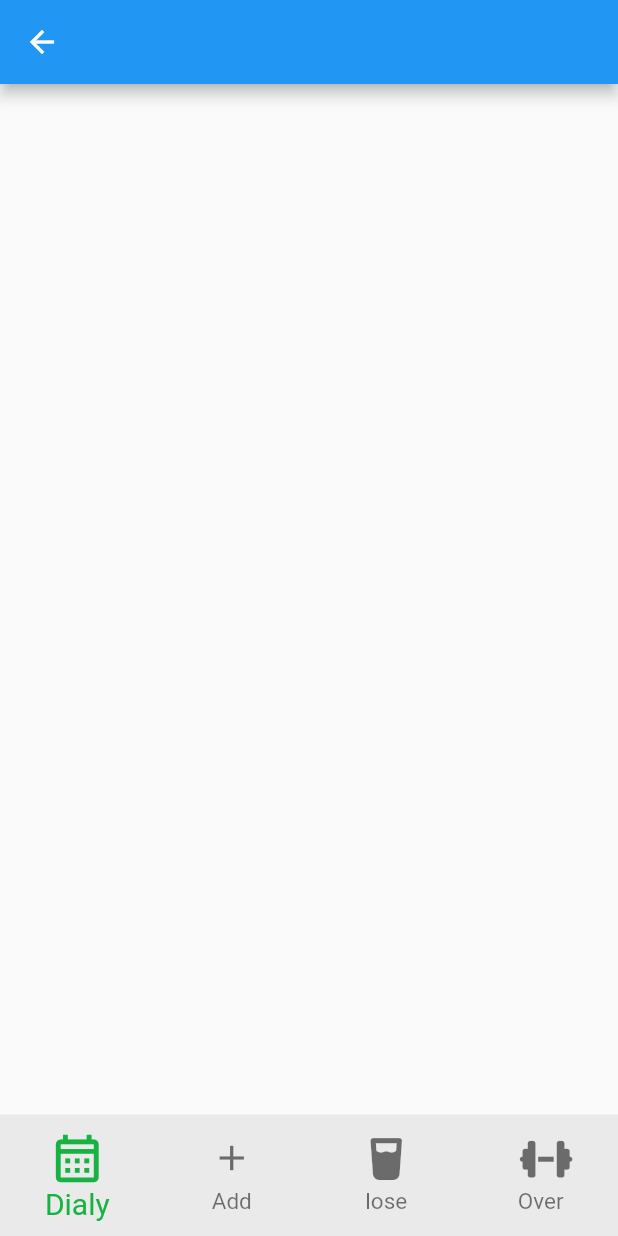
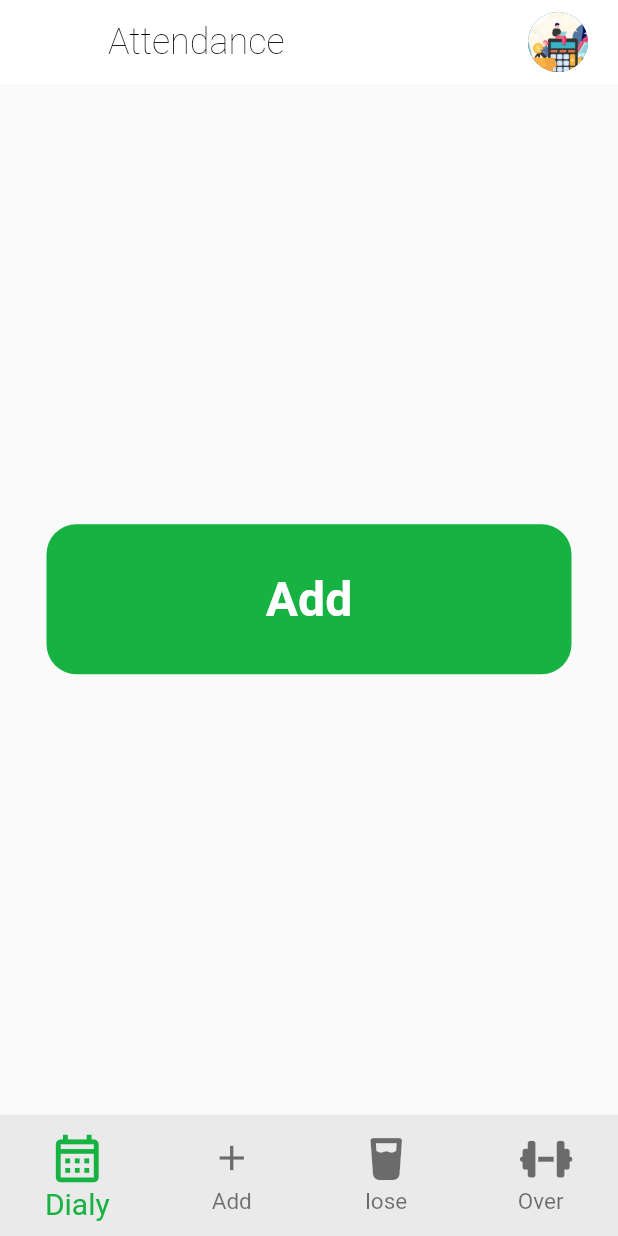
Before and after one commit to Ahmedkhattab21/gym_buiss, a Flutter app: the DailyPage screen opened by its route, on a phone screen of 412 x 824 dp. Run offline on Flutter 3.47's test engine with Material 2 defaults, Android fonts, the phone set to English and light mode, and no system bars; our stand-ins replace font_awesome_flutter, sqflite; accounts and stored records are empty.

Commit message:
ff3 committt

```diff
--- a/lib/view/screens/Attendance.dart
+++ b/lib/view/screens/Attendance.dart
@@ -1,10 +1,12 @@
 import 'package:flutter/material.dart';
+
+import '../widget/button.dart';
 
 class Attendance extends StatelessWidget {
   const Attendance({Key? key}) : super(key: key);
 
   @override
   Widget build(BuildContext context) {
-    return Container();
+    return Center(child: Button(fun: (){print("hghg");}, wid: 350, hei: 100, cir: 20, color: Color.fromRGBO(22, 178, 66, 1), text:"Add"));
   }
 }
--- a/lib/view/screens/Daily.dart
+++ b/lib/view/screens/Daily.dart
@@ -14,6 +14,8 @@ class DailyPage extends StatefulWidget {
   State<DailyPage> createState() => _DailyPageState();
 }
 class _DailyPageState extends State<DailyPage> {
+
+
   int currIndex = 0;
   List<Widget> screens=const[
     Attendance(),
@@ -21,10 +23,53 @@ class _DailyPageState extends State<DailyPage> {
     LoseWeight(),
     OverWeight()
   ];
+
   @override
   Widget build(BuildContext context) {
+    List<AppBar> Appsbar=[
+      AppBar(
+      backgroundColor: Colors.white,
+      elevation: 0,
+      title: Text("Attendance",style: Theme.of(context).textTheme.headline2,),
+      actions: const [
+        CircleAvatar(
+          backgroundImage:AssetImage("assets/images/img1.jpg"),),
+        SizedBox(width: 20,),
+      ],
+    ),
+      AppBar(
+        backgroundColor: Colors.white,
+        elevation: 0,
+        title: Text("New Person",style: Theme.of(context).textTheme.headline2,),
+        actions: const [
+          CircleAvatar(
+            backgroundImage:AssetImage("assets/images/img1.jpg"),),
+          SizedBox(width: 20,),
+        ],
+      ),
+      AppBar(
+        backgroundColor: Colors.white,
+        elevation: 0,
+        actions: const [
+          CircleAvatar(
+            backgroundImage:AssetImage("assets/images/img1.jpg"),),
+          SizedBox(width: 20,),
+        ],
+      ),
+      AppBar(
+        backgroundColor: Colors.white,
+        elevation: 0,
+        actions: const [
+          CircleAvatar(
+            backgroundImage:AssetImage("assets/images/img1.jpg"),),
+          SizedBox(width: 20,),
+        ],
+      )
+    ];
+
+
     return Scaffold(
-      appBar: AppBar(),
+      appBar: Appsbar[currIndex],
       body:screens[currIndex],
       bottomNavigationBar: BottomNavigationBar(
         type: BottomNavigationBarType.fixed,
--- a/lib/view/screens/Home.dart
+++ b/lib/view/screens/Home.dart
@@ -29,7 +29,7 @@ class MyHomePage extends StatelessWidget {
                         Navigator.of(context).pushReplacementNamed(DailyPage.routeName);
                       },
                       child: Container(
-                        margin: EdgeInsets.only(bottom: 60),
+                        margin: const EdgeInsets.only(bottom: 60),
                         alignment: Alignment.center,
                         width: md.width * .46962616,
                         height:md.height * .08,
--- /dev/null
+++ b/lib/view/widget/button.dart
@@ -0,0 +1,27 @@
+import 'package:flutter/material.dart';
+
+class Button extends StatelessWidget {
+  Function() fun;
+  double wid;
+  double hei;
+  double cir;
+  Color color;
+  String text;
+  Button({required this.fun,required this.wid,required this.hei,required this.cir,required this.color,required this.text});
+  @override
+  Widget build(BuildContext context) {
+    return InkWell(
+      onTap: fun,
+      child: Container(
+        alignment: Alignment.center,
+        width: wid,
+        height: hei,
+        decoration: BoxDecoration(
+          borderRadius:BorderRadius.circular(cir),
+          color: color,
+        ),
+        child: Text(text,style: Theme.of(context).textTheme.button,),
+      ),
+    );
+  }
+}
```
